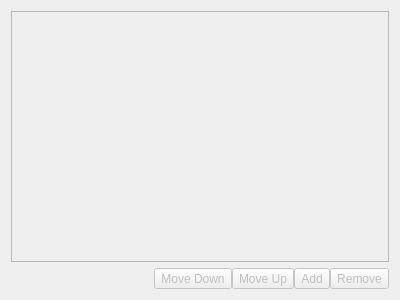
Before: the Qt Designer form src/conf/dlgpresence.ui in KDE/ring-kde, drawn with Qt 5.
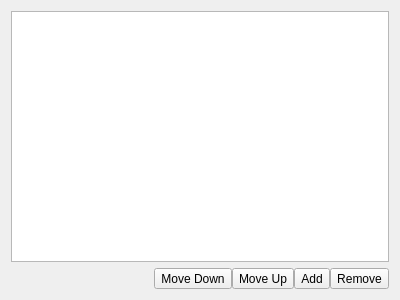
After: the same form once the commit is applied. Custom widgets are drawn as their Qt base class.

What changed in the file:
```diff
--- a/src/conf/dlgpresence.ui
+++ b/src/conf/dlgpresence.ui
@@ -14,7 +14,7 @@
    <item row="0" column="0">
     <widget class="QTableView" name="m_pView">
      <property name="enabled">
-      <bool>false</bool>
+      <bool>true</bool>
      </property>
      <property name="selectionBehavior">
       <enum>QAbstractItemView::SelectRows</enum>
@@ -45,7 +45,7 @@
      <item>
       <widget class="LeftToolButton" name="m_pDown">
        <property name="enabled">
-        <bool>false</bool>
+        <bool>true</bool>
        </property>
        <property name="text">
         <string>Move Down</string>
@@ -55,7 +55,7 @@
      <item>
       <widget class="CenterToolButton" name="m_pUp">
        <property name="enabled">
-        <bool>false</bool>
+        <bool>true</bool>
        </property>
        <property name="text">
         <string>Move Up</string>
@@ -65,7 +65,7 @@
      <item>
       <widget class="CenterToolButton" name="m_pAdd">
        <property name="enabled">
-        <bool>false</bool>
+        <bool>true</bool>
        </property>
        <property name="text">
         <string>Add</string>
@@ -75,7 +75,7 @@
      <item>
       <widget class="RightToolButton" name="m_pRemove">
        <property name="enabled">
-        <bool>false</bool>
+        <bool>true</bool>
        </property>
        <property name="text">
         <string>Remove</string>
```
